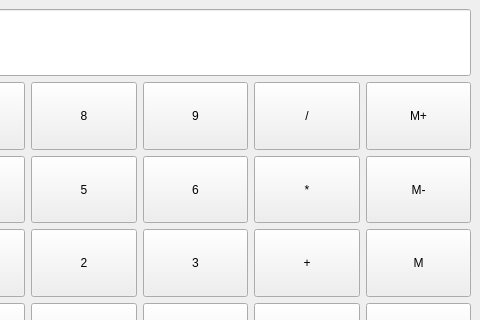
Qt form calculator.ui (drudquist/Qt_Calculator) before a commit; both pictures show x 89 to 569 and y 0 to 320 of the 569 by 424 pixel window.
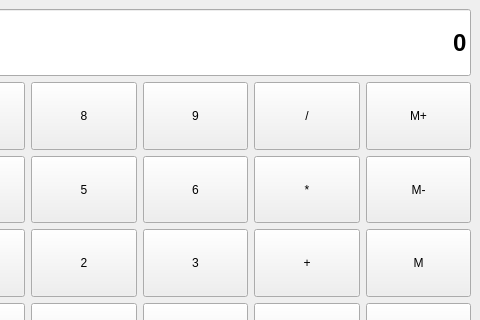
The same form after that commit.

Commit message: Previous commit did not have font + size change saved

Diff of the .ui file:
```diff
--- a/calculator.ui
+++ b/calculator.ui
@@ -292,6 +292,20 @@
          <verstretch>0</verstretch>
         </sizepolicy>
        </property>
+       <property name="font">
+        <font>
+         <family>Arial</family>
+         <pointsize>18</pointsize>
+         <weight>75</weight>
+         <bold>true</bold>
+        </font>
+       </property>
+       <property name="text">
+        <string>0</string>
+       </property>
+       <property name="alignment">
+        <set>Qt::AlignRight|Qt::AlignTrailing|Qt::AlignVCenter</set>
+       </property>
       </widget>
      </item>
     </layout>
```
